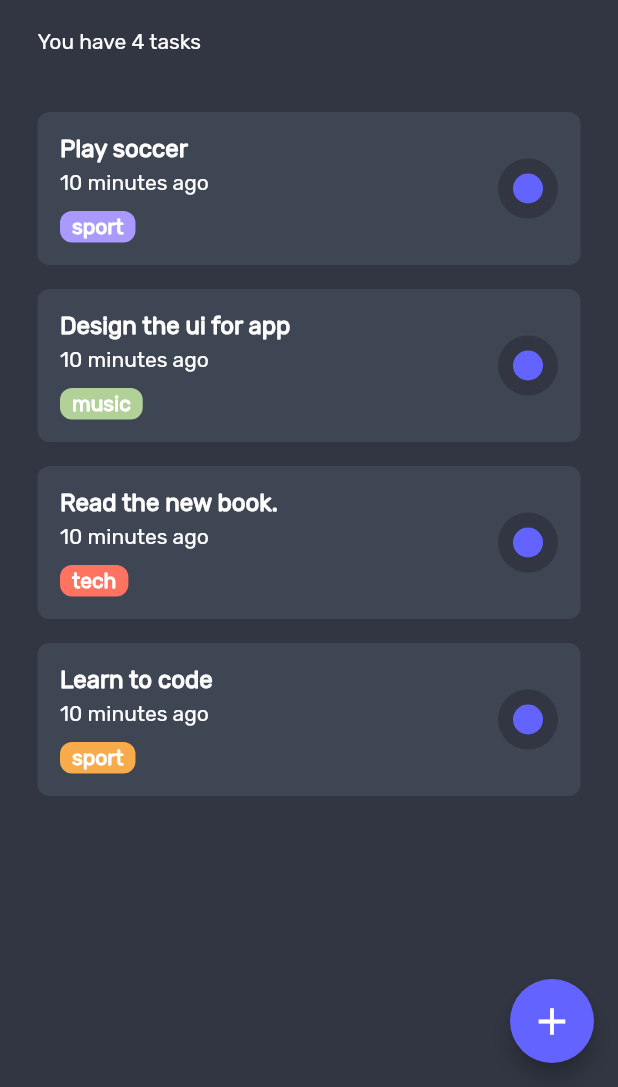
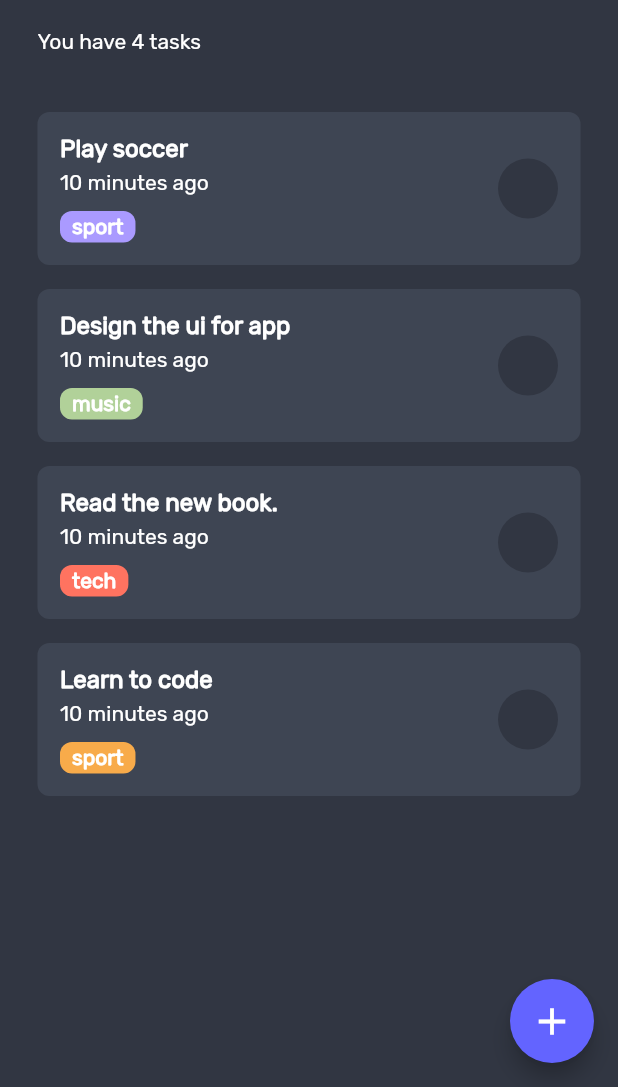
Before and after one commit to sammyodiagbe/tododorm, a Flutter app: the screen it shows after launch, on a phone screen of 412 x 824 dp, the part 149-1236 px from its top. Run offline on Flutter 3.47's test engine with Material 2 defaults, Android fonts, the phone set to English and light mode, and no system bars; our stand-ins replace flutter_svg.

Commit message:
checking of task

```diff
--- a/lib/data/task_data.dart
+++ b/lib/data/task_data.dart
@@ -32,4 +32,9 @@ class TaskData extends ChangeNotifier {
     _tasks.add(task);
     notifyListeners();
   }
+
+  void updateTask(Task task) {
+    task.done = !task.done;
+    notifyListeners();
+  }
 }
--- a/lib/widgets/customTaskTiles.dart
+++ b/lib/widgets/customTaskTiles.dart
@@ -76,7 +76,7 @@ class CustomClassTile extends StatelessWidget {
 
                 // toggle button
 
-                CustomRadioButton(),
+                CustomRadioButton(task: task),
               ],
             ),
           ),
@@ -114,14 +114,16 @@ class CustomTagIndicator extends StatelessWidget {
 class CustomRadioButton extends StatelessWidget {
   final double _height = 40;
   final double _width = 40;
-
+  Task task;
   final double _childHeight = 20;
   final double _childWidth = 20;
+
+  CustomRadioButton({Key? key, required this.task});
   @override
   Widget build(BuildContext context) {
     return GestureDetector(
       onTap: () {
-        print('This is coming together');
+        Provider.of<TaskData>(context, listen: false).updateTask(task);
       },
       child: Container(
         height: _height,
@@ -136,7 +138,7 @@ class CustomRadioButton extends StatelessWidget {
           width: _childWidth,
           decoration: BoxDecoration(
             shape: BoxShape.circle,
-            color: Color(0xff6364FF),
+            color: task.done ? Color(0xff6364FF) : null,
           ),
         ),
       ),
```
